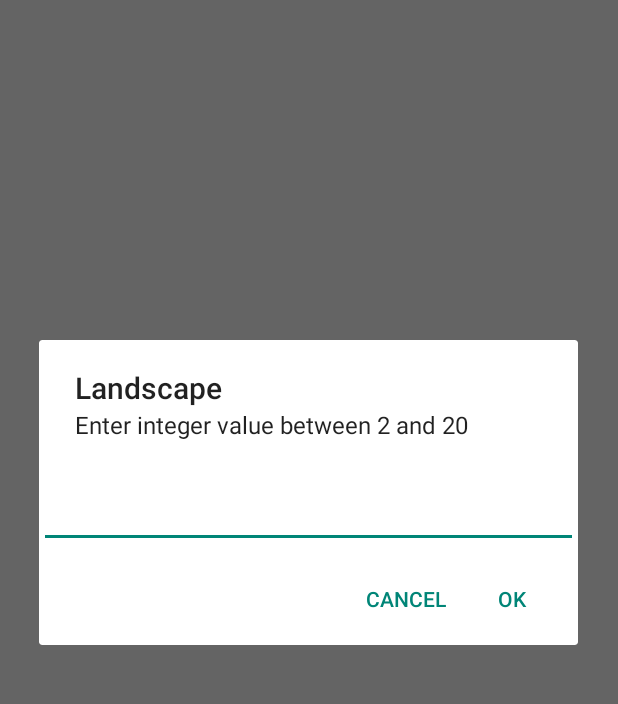
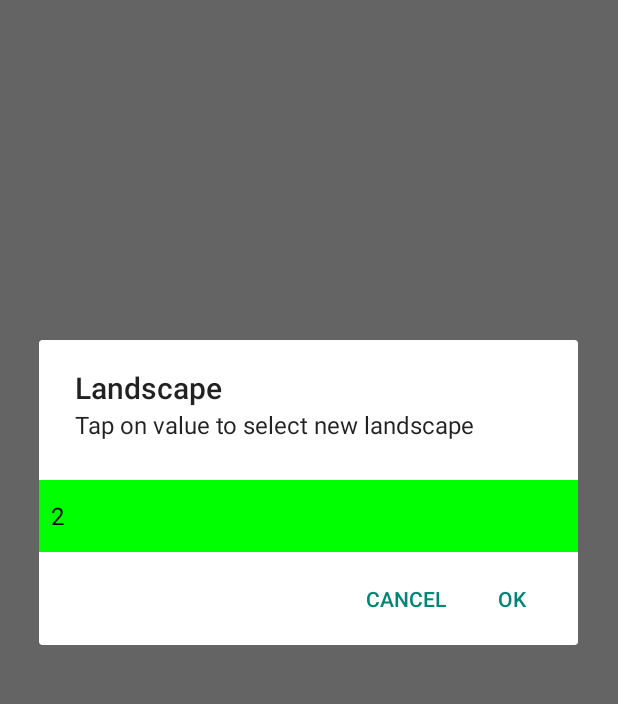
Before and after one commit to AIRAT1/Android2DZ3, an Android app: the MapsActivity screen opened directly, with no data from a screen before it, after a tap on "ZOOM", on a phone screen of 412 x 824 dp, the part 125-829 px from its top. Run offline under Robolectric (Android 15) with nearby library versions, the phone set to English and light mode, and no system bars; 3 statements that could not run were skipped.

Commit message:
change EditText to Spinner for enter a landscape value in  onChangeLandScape method

```diff
--- a/app/src/main/java/de/android/android2dz3/MapsActivity.java
+++ b/app/src/main/java/de/android/android2dz3/MapsActivity.java
@@ -4,15 +4,16 @@ import android.app.AlertDialog;
 import android.content.DialogInterface;
 import android.content.Intent;
 import android.content.res.Configuration;
+import android.graphics.Color;
 import android.net.Uri;
 import android.os.Bundle;
 import android.support.v4.app.FragmentActivity;
-import android.text.InputType;
 import android.util.Log;
 import android.view.View;
+import android.widget.ArrayAdapter;
 import android.widget.Button;
-import android.widget.EditText;
 import android.widget.LinearLayout;
+import android.widget.Spinner;
 import android.widget.Toast;
 
 import com.google.android.gms.maps.CameraUpdate;
@@ -181,15 +182,30 @@ public class MapsActivity extends FragmentActivity {
     public void onChangeLandscape(View view) {
         AlertDialog.Builder builder = new AlertDialog.Builder(this);
         builder.setTitle("Landscape")
-                .setMessage("Enter integer value between 2 and 20");
-        final EditText editText = new EditText(MapsActivity.this);
+//                .setMessage("Enter integer value between 2 and 20");
+                .setMessage("Tap on value to select new landscape");
+
+
+//        final EditText editText = new EditText(MapsActivity.this);
+//        LinearLayout.LayoutParams lp = new LinearLayout.LayoutParams(
+//                LinearLayout.LayoutParams.MATCH_PARENT,
+//                LinearLayout.LayoutParams.MATCH_PARENT);
+//        editText.setLayoutParams(lp);
+//        editText.setEms(2);
+//        editText.setInputType(InputType.TYPE_CLASS_NUMBER);
+//        builder.setView(editText);
+
+        final Spinner spinner = new Spinner(MapsActivity.this);
         LinearLayout.LayoutParams lp = new LinearLayout.LayoutParams(
                 LinearLayout.LayoutParams.MATCH_PARENT,
                 LinearLayout.LayoutParams.MATCH_PARENT);
-        editText.setLayoutParams(lp);
-        editText.setEms(2);
-        editText.setInputType(InputType.TYPE_CLASS_NUMBER);
-        builder.setView(editText);
+        spinner.setLayoutParams(lp);
+        ArrayAdapter<?> adapter = ArrayAdapter.createFromResource(this, R.array.spinners,
+                android.R.layout.simple_spinner_dropdown_item);
+        spinner.setBackgroundColor(Color.GREEN);
+        spinner.setAdapter(adapter);
+        builder.setView(spinner);
+
         builder.setNegativeButton("Cancel", new DialogInterface.OnClickListener() {
             @Override
             public void onClick(DialogInterface dialog, int i) {
@@ -200,7 +216,8 @@ public class MapsActivity extends FragmentActivity {
             @Override
              public void onClick(DialogInterface dialogInterface, int i) {
                 try {
-                    float landscapeValue = Float.parseFloat(editText.getText().toString());
+//                    float landscapeValue = Float.parseFloat(editText.getText().toString());
+                    float landscapeValue = Float.parseFloat(spinner.getSelectedItem().toString());
                     if (landscapeValue >= 2 && landscapeValue < 21) {
                         map.moveCamera(CameraUpdateFactory.zoomTo(landscapeValue));
                     }
--- a/app/src/main/res/values/strings.xml
+++ b/app/src/main/res/values/strings.xml
@@ -4,4 +4,25 @@
     <string name="change_map_state">Map state</string>
     <string name="landscape">Zoom</string>
     <string name="move_next">Move</string>
+    <string-array name="spinners">
+        <item>2</item>
+        <item>3</item>
+        <item>4</item>
+        <item>5</item>
+        <item>6</item>
+        <item>7</item>
+        <item>8</item>
+        <item>9</item>
+        <item>10</item>
+        <item>11</item>
+        <item>12</item>
+        <item>13</item>
+        <item>14</item>
+        <item>15</item>
+        <item>16</item>
+        <item>17</item>
+        <item>18</item>
+        <item>19</item>
+        <item>20</item>
+    </string-array>
 </resources>
```
